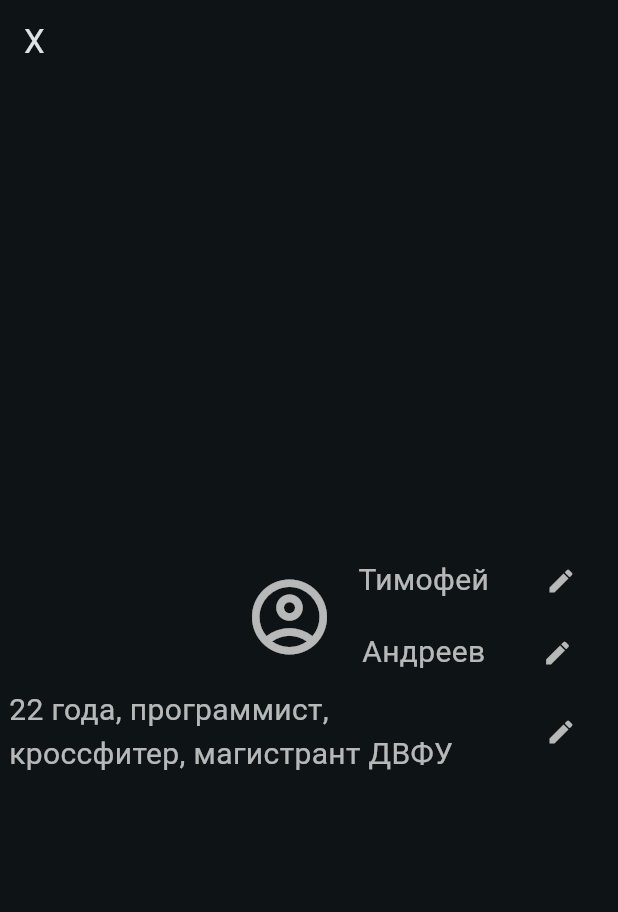
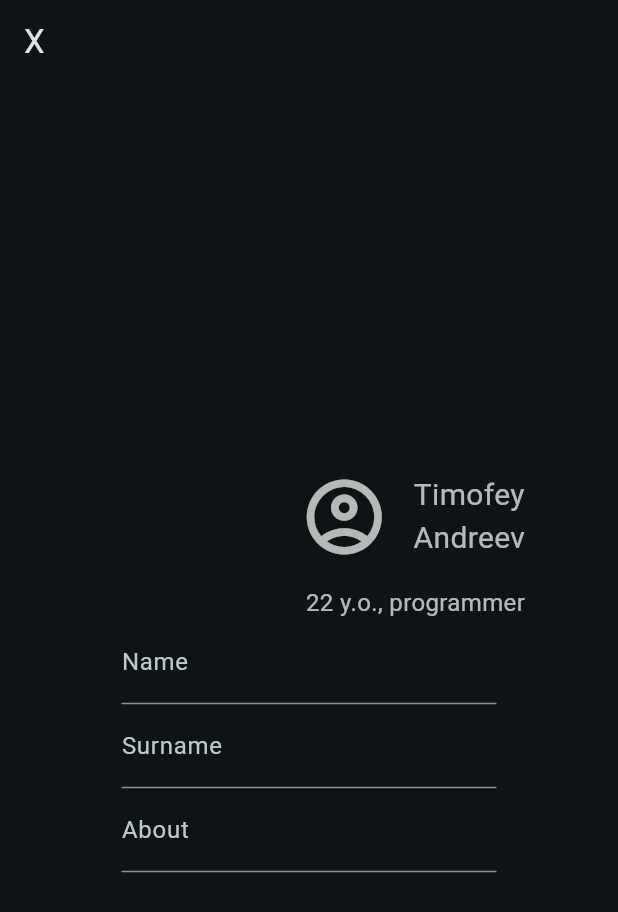
Before and after one commit to timohavdk/andreev_timofey_antonovich, a Flutter app: the screen it shows after launch, on a phone screen of 412 x 824 dp. Shown: the top 912 px of the screen. Run offline on Flutter 3.47's test engine with Material 3 defaults, Android fonts, the phone set to English and light mode, and no system bars.

Commit message:
Профиль с возможностью редактирования

```diff
--- a/lib/main.dart
+++ b/lib/main.dart
@@ -57,15 +57,21 @@ class MyHomePage extends StatefulWidget {
 }
 
 class _MyHomePageState extends State<MyHomePage> {
-  final String _name = 'Тимофей';
-  final String _surname = 'Андреев';
-  final String _about = '22 года, программист, кроссфитер, магистрант ДВФУ';
+  String _name = 'Timofey';
+  String _surname = 'Andreev';
+  String _about = '22 y.o., programmer';
 
-  void _editName() {}
+  void _onSubmittedName(text) {
+    setState(() => _name = text);
+  }
 
-  void _editSurName() {}
+  void _onSubmittedSurname(text) {
+    setState(() => _surname = text);
+  }
 
-  void _editAbout() {}
+  void _onSubmittedAbout(text) {
+    setState(() => _about = text);
+  }
 
   @override
   Widget build(BuildContext context) {
@@ -88,7 +94,7 @@ class _MyHomePageState extends State<MyHomePage> {
         // Center is a layout widget. It takes a single child and positions it
         // in the middle of the parent.
         child: ConstrainedBox(
-          constraints: BoxConstraints.expand(width: 400),
+          constraints: BoxConstraints.expand(width: 320),
           child: Column(
             // Column is also a layout widget. It takes a list of children and
             // arranges them vertically. By default, it sizes itself to fit its
@@ -129,15 +135,6 @@ class _MyHomePageState extends State<MyHomePage> {
                             ),
                           ),
                         ),
-                        TextButton(
-                          onPressed: _editName,
-                          child: const Icon(
-                            Icons.edit,
-                            color: Colors.white70,
-                            size: 20,
-                            semanticLabel: 'Edit name icon',
-                          ),
-                        )
                       ],
                     ),
                     Row(
@@ -152,15 +149,6 @@ class _MyHomePageState extends State<MyHomePage> {
                             ),
                           ),
                         ),
-                        TextButton(
-                          onPressed: _editSurName,
-                          child: const Icon(
-                            Icons.edit,
-                            color: Colors.white70,
-                            size: 20,
-                            semanticLabel: 'Edit surname icon',
-                          ),
-                        ),
                       ],
                     )
                   ],
@@ -168,31 +156,52 @@ class _MyHomePageState extends State<MyHomePage> {
               ]),
               Row(
                 mainAxisSize: MainAxisSize.max,
-                mainAxisAlignment: MainAxisAlignment.spaceEvenly,
+                mainAxisAlignment: MainAxisAlignment.end,
                 children: [
-                  Flexible(
-                    child: Padding(
+                  Padding(
                     padding: EdgeInsets.fromLTRB(0, 0, 16.0, 0),
                     child: Text(
                       '$_about',
                       softWrap: true,
                       style: const TextStyle(
                         color: Colors.white70,
-                          fontSize: 20,
+                        fontSize: 16,
                         // overflow: TextOverflow.ellipsis,
                       ),
                     ),
                   ),
+                ],
               ),
-                  TextButton(
-                    onPressed: _editAbout,
-                    child: const Icon(
-                      Icons.edit,
-                      color: Colors.white70,
-                      size: 20,
-                      semanticLabel: 'Edit about icon',
+              Column(
+                mainAxisAlignment: MainAxisAlignment.center,
+                children: [
+                  SizedBox(
+                    width: 250,
+                    child: TextField(
+                      onSubmitted: _onSubmittedName,
+                      decoration: const InputDecoration(
+                        labelText: 'Name',
                       ),
-                  )
+                    ),
+                  ),
+                  SizedBox(
+                    width: 250,
+                    child: TextField(
+                      onSubmitted: _onSubmittedSurname,
+                      decoration: const InputDecoration(
+                        labelText: 'Surname',
+                      ),
+                    ),
+                  ),
+                  SizedBox(
+                    width: 250,
+                    child: TextField(
+                      onSubmitted: _onSubmittedAbout,
+                      decoration: const InputDecoration(
+                        labelText: 'About',
+                      ),
+                    ),
+                  ),
                 ],
               )
             ],
```
Lines whose indentation alone changed are shown as unchanged.
